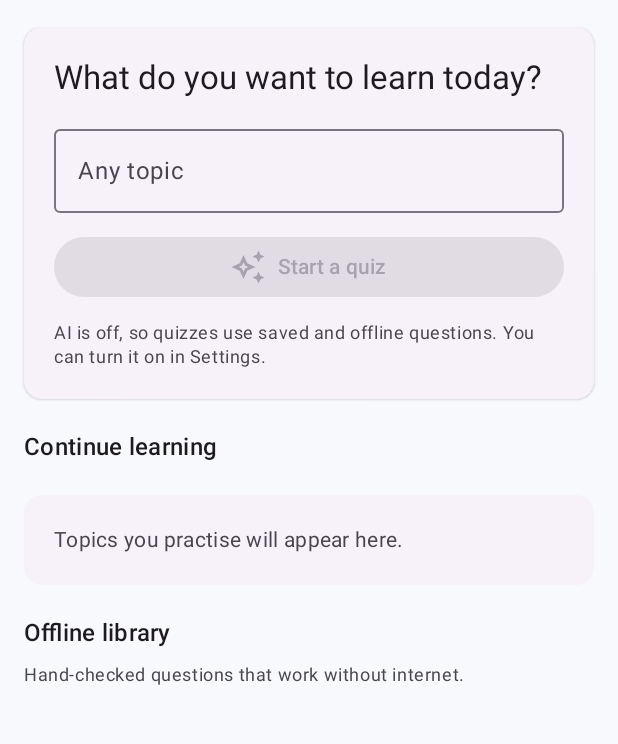
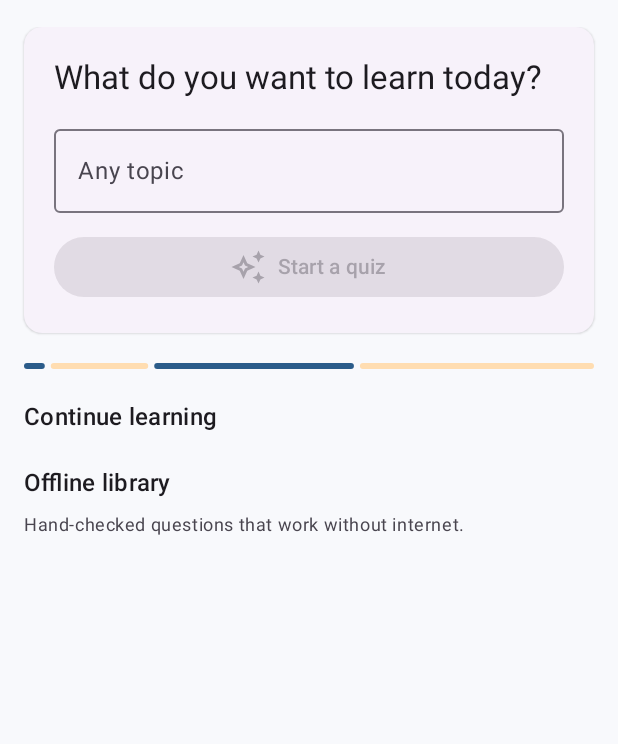
Before and after one commit to ZhangJunQiu-Alan/Primoria-Android, an Android app built with Jetpack Compose: the composable HomeScreen called with empty values, on a phone screen of 412 x 824 dp, the part 69-813 px from its top. Run offline under Robolectric (Android 15) with nearby library versions, the phone set to English and light mode, and no system bars; our stand-ins replace Dagger/Hilt's generated code.

Commit message:
fix(ui): follow the in-app theme for system bars and avoid misleading loading states
Status-bar icons now switch with the app's dark mode, the weekly-goal slider and
nav icons no longer use amber, and Home shows progress instead of an empty or
"AI is off" state while settings and stats load.

Co-Authored-By: Claude Opus 5.5 <noreply@anthropic.com>

```diff
--- a/app/src/main/java/au/edu/jcu/zhangfan/primoria/ui/app/PrimoriaApp.kt
+++ b/app/src/main/java/au/edu/jcu/zhangfan/primoria/ui/app/PrimoriaApp.kt
@@ -80,6 +80,7 @@ private fun ReadyApp(onboardingComplete: Boolean, widthSizeClass: WindowWidthSiz
                             label = { Text(destination.label) },
                             colors = NavigationBarItemDefaults.colors(
                                 indicatorColor = MaterialTheme.colorScheme.primaryContainer,
+                                selectedIconColor = MaterialTheme.colorScheme.onPrimaryContainer,
                             ),
                         )
                     }
@@ -99,6 +100,7 @@ private fun ReadyApp(onboardingComplete: Boolean, widthSizeClass: WindowWidthSiz
                             label = { Text(destination.label) },
                             colors = NavigationRailItemDefaults.colors(
                                 indicatorColor = MaterialTheme.colorScheme.primaryContainer,
+                                selectedIconColor = MaterialTheme.colorScheme.onPrimaryContainer,
                             ),
                         )
                     }
--- a/app/src/main/java/au/edu/jcu/zhangfan/primoria/ui/home/HomeScreen.kt
+++ b/app/src/main/java/au/edu/jcu/zhangfan/primoria/ui/home/HomeScreen.kt
@@ -28,6 +28,7 @@ import androidx.compose.material3.ElevatedCard
 import androidx.compose.material3.ExperimentalMaterial3Api
 import androidx.compose.material3.Icon
 import androidx.compose.material3.IconButton
+import androidx.compose.material3.LinearProgressIndicator
 import androidx.compose.material3.MaterialTheme
 import androidx.compose.material3.OutlinedTextField
 import androidx.compose.material3.Scaffold
@@ -137,7 +138,8 @@ fun HomeScreen(
                                 Icon(Icons.Outlined.AutoAwesome, contentDescription = null)
                                 Text("Start a quiz", Modifier.padding(start = 8.dp))
                             }
-                            Text(
+                            // Hidden until settings load, so the hint never shows the wrong AI state.
+                            if (!state.loading) Text(
                                 text = if (state.aiEnabled) {
                                     "AI writes new questions for any topic. Only the topic is sent to DeepSeek."
                                 } else {
@@ -166,8 +168,13 @@ fun HomeScreen(
                     }
                 }
 
+                if (state.loading) {
+                    item { LinearProgressIndicator(Modifier.fillMaxWidth()) }
+                }
                 item { SectionHeader("Continue learning") }
-                if (state.recentTopics.isEmpty()) {
+                if (state.loading) {
+                    // Nothing yet: avoid flashing a misleading empty state.
+                } else if (state.recentTopics.isEmpty()) {
                     item {
                         Card(
                             colors = CardDefaults.cardColors(containerColor = MaterialTheme.colorScheme.surfaceContainerLow),
--- a/app/src/main/java/au/edu/jcu/zhangfan/primoria/ui/settings/SettingsScreen.kt
+++ b/app/src/main/java/au/edu/jcu/zhangfan/primoria/ui/settings/SettingsScreen.kt
@@ -27,6 +27,7 @@ import androidx.compose.material3.SegmentedButton
 import androidx.compose.material3.SegmentedButtonDefaults
 import androidx.compose.material3.SingleChoiceSegmentedButtonRow
 import androidx.compose.material3.Slider
+import androidx.compose.material3.SliderDefaults
 import androidx.compose.material3.Switch
 import androidx.compose.material3.Text
 import androidx.compose.material3.TextButton
@@ -121,6 +122,9 @@ fun SettingsScreen(
                     onValueChange = { value -> onUpdate { it.copy(weeklyGoalDays = value.toInt()) } },
                     valueRange = 1f..7f,
                     steps = 5,
+                    colors = SliderDefaults.colors(
+                        inactiveTrackColor = MaterialTheme.colorScheme.surfaceContainerHighest,
+                    ),
                     modifier = Modifier.semantics { contentDescription = "Weekly goal in active days" },
                 )
                 Text(
```
Also changed, not shown: app/src/main/java/au/edu/jcu/zhangfan/primoria/MainActivity.kt (+14 -0 lines).
